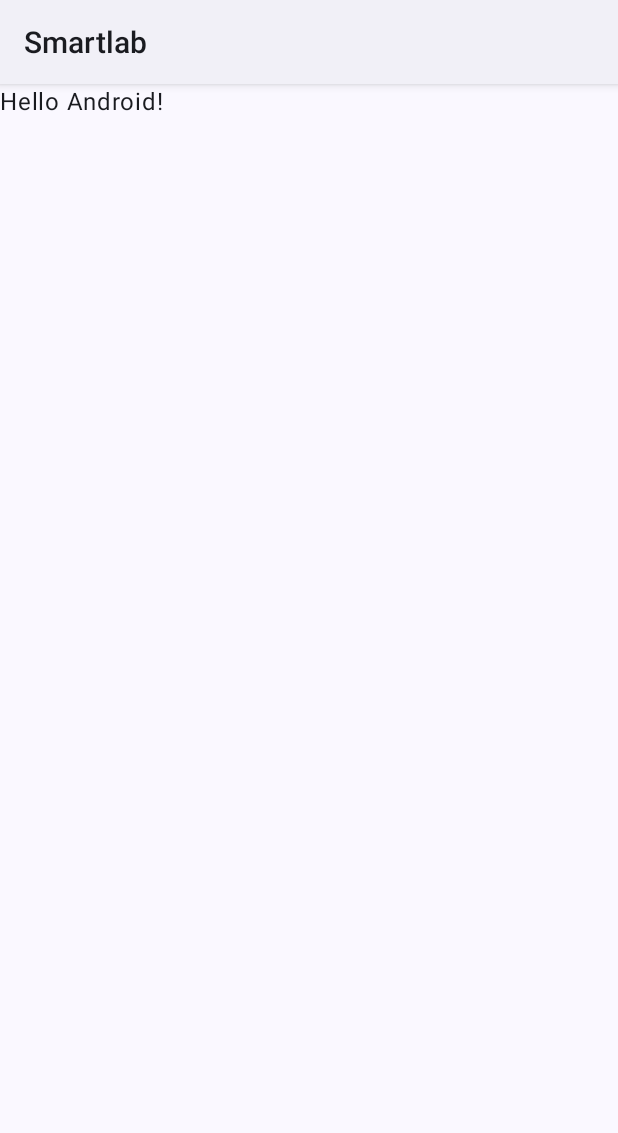
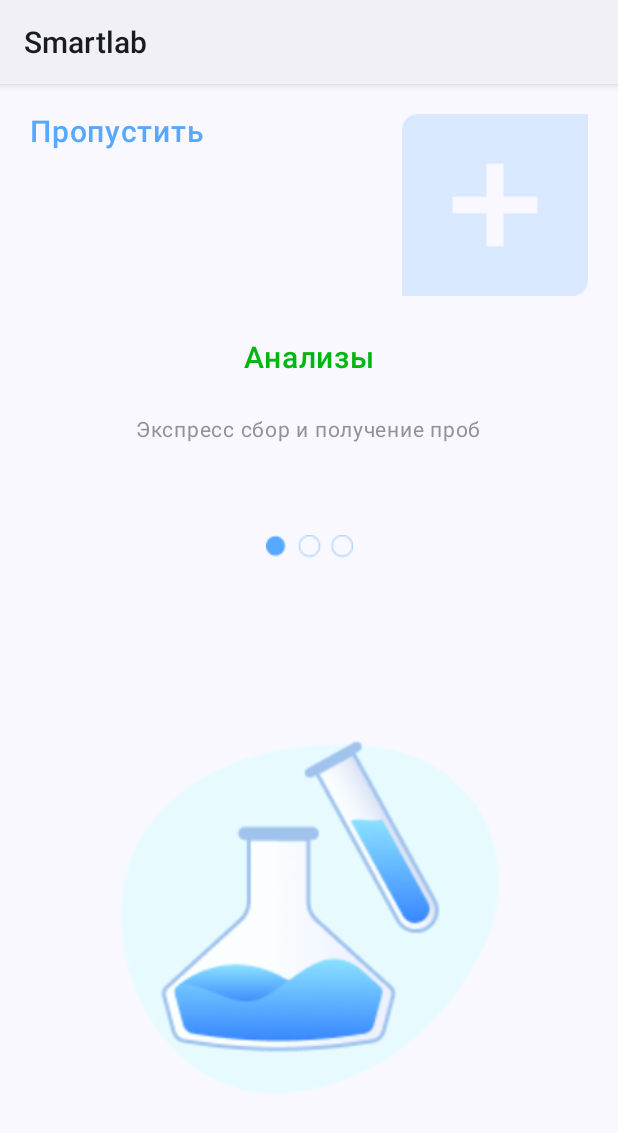
Before and after one commit to Mashka2004/Smartlab, an Android app built with Jetpack Compose: the screen it shows after launch (MainActivity), on a phone screen of 412 x 824 dp. Shown: the top 1133 px of the screen. Run offline under Robolectric (Android 15) with nearby library versions, the phone set to English and light mode, and no system bars.

Commit message:
Добавили OnBoard и добавили логику

```diff
--- a/app/src/main/java/com/example/smartlab/MainActivity.kt
+++ b/app/src/main/java/com/example/smartlab/MainActivity.kt
@@ -10,7 +10,10 @@ import androidx.compose.material3.Scaffold
 import androidx.compose.material3.Text
 import androidx.compose.runtime.Composable
 import androidx.compose.ui.Modifier
+import androidx.compose.ui.graphics.ImageBitmap
+import androidx.compose.ui.res.imageResource
 import androidx.compose.ui.tooling.preview.Preview
+import com.example.smartlab.layouts.OnBoard
 import com.example.smartlab.ui.theme.SmartlabTheme
 
 class MainActivity : ComponentActivity() {
@@ -21,28 +24,13 @@ class MainActivity : ComponentActivity() {
         setContent {
             SmartlabTheme {
                 Scaffold(modifier = Modifier.fillMaxSize()) { innerPadding ->
-                    Greeting(
-                        name = "Android",
-                        modifier = Modifier.padding(innerPadding)
-                    )
+                    OnBoard(buttonText="Пропустить", headerText = "Анализы"
+                        ,decriptionText="Экспресс сбор и получение проб",
+                        dotsImg = ImageBitmap.imageResource(R.drawable.group_1),
+                        ilustrasion= ImageBitmap.imageResource(R.drawable.illustration),
+                        modifier = Modifier.padding(innerPadding))
                 }
             }
         }
     }
 }
-
-@Composable
-fun Greeting(name: String, modifier: Modifier = Modifier) {
-    Text(
-        text = "Hello $name!",
-        modifier = modifier
-    )
-}
-
-@Preview(showBackground = true)
-@Composable
-fun GreetingPreview() {
-    SmartlabTheme {
-        Greeting("Android")
-    }
-}
--- a/app/src/main/java/com/example/smartlab/components/TextButton.kt
+++ b/app/src/main/java/com/example/smartlab/components/TextButton.kt
@@ -8,6 +8,7 @@ import androidx.compose.ui.Modifier
 import androidx.compose.ui.text.font.FontWeight
 import androidx.compose.ui.tooling.preview.Preview
 import androidx.compose.ui.unit.sp
+import com.example.smartlab.ui.theme.textButtonColor
 
 @Composable
 fun TextButton(modifier: Modifier = Modifier,text: String,onClick: () -> Unit = {}) {
@@ -15,7 +16,7 @@ fun TextButton(modifier: Modifier = Modifier,text: String,onClick: () -> Unit =
         text = text,
         modifier = modifier
             .clickable { onClick() },
-        color = MaterialTheme.colorScheme.primary,
+        color = textButtonColor,
         fontSize = 20.sp,
         fontWeight = FontWeight.SemiBold,
     )
--- /dev/null
+++ b/app/src/main/java/com/example/smartlab/layouts/OnBoard.kt
@@ -0,0 +1,61 @@
+package com.example.smartlab.layouts
+
+import androidx.compose.foundation.Image
+import androidx.compose.foundation.layout.Column
+import androidx.compose.foundation.layout.Row
+import androidx.compose.foundation.layout.Spacer
+import androidx.compose.foundation.layout.fillMaxSize
+import androidx.compose.foundation.layout.height
+import androidx.compose.foundation.layout.padding
+import androidx.compose.runtime.Composable
+import androidx.compose.ui.Alignment
+import androidx.compose.ui.Modifier
+import androidx.compose.ui.graphics.ImageBitmap
+import androidx.compose.ui.graphics.vector.ImageVector
+import androidx.compose.ui.res.imageResource
+import androidx.compose.ui.res.vectorResource
+import androidx.compose.ui.tooling.preview.Preview
+import androidx.compose.ui.unit.dp
+import com.example.smartlab.R
+import com.example.smartlab.components.OnBoardDescription
+import com.example.smartlab.components.OnBoardHeader
+import com.example.smartlab.components.TextButton
+
+
+@Composable
+fun OnBoard(modifier: Modifier = Modifier,buttonText:String,
+            headerText:String,
+            decriptionText:String,
+            dotsImg:ImageBitmap,
+            ilustrasion:ImageBitmap
+) {
+    Column(modifier = modifier.fillMaxSize().padding(20.dp)) {
+        Row {
+            TextButton(text = buttonText,
+                modifier = Modifier.weight(1f))
+            Spacer(modifier = Modifier.weight(1f))
+            Image(ImageBitmap.imageResource(R.drawable.shape__1_),
+                contentDescription = null,
+                modifier = Modifier.weight(1f))
+        }
+        Spacer(Modifier.height(29.dp))
+        OnBoardHeader(text = headerText, modifier = Modifier.align(Alignment.CenterHorizontally))
+        Spacer(Modifier.height(26.dp))
+        OnBoardDescription(text =decriptionText,
+            modifier = Modifier.align(Alignment.CenterHorizontally))
+        Spacer(Modifier.height(60.dp))
+        Image(dotsImg, contentDescription = null, modifier= Modifier.align(Alignment.CenterHorizontally))
+        Spacer(Modifier.height(106.dp))
+        Image(ilustrasion, contentDescription = null,
+            modifier= Modifier.align(Alignment.CenterHorizontally).fillMaxSize(0.8f))
+
+    }
+}
+@Preview
+@Composable
+private fun OnBoardView () {
+    OnBoard(buttonText="Пропустить", headerText = "Анализы"
+        ,decriptionText="Экспресс сбор и получение проб",
+        dotsImg = ImageBitmap.imageResource(R.drawable.group_1),
+        ilustrasion=ImageBitmap.imageResource(R.drawable.illustration))
+}
--- a/app/src/main/java/com/example/smartlab/ui/theme/Color.kt
+++ b/app/src/main/java/com/example/smartlab/ui/theme/Color.kt
@@ -10,7 +10,6 @@ val Pink80 = Color(0xFFEFB8C8)
 val Purple40 = Color(0xFF6650a4)
 val PurpleGrey40 = Color(0xFF625b71)
 val Pink40 = Color(0xFF7D5260)
-val ThemColor = Color(0xFF83A0F8)
-val TextButtonColor = Color(0xFF57A9FF)
-val OnBoardHeaderColor = Color(0xFF00B712)
-val OnBoardDescription = Color(0xFF939396)
+val textButtonColor = Color(0xFF57A9FF)
+val textHeaderColor = Color(0xFF00B712)
+val textDescription = Color(0xFF939396)
```
Also changed, not shown: app/src/main/java/com/example/smartlab/components/OnBoardDescription.kt (+2 -7 lines), app/src/main/java/com/example/smartlab/components/OnBoardHeader.kt (+2 -7 lines), app/src/main/res/drawable/illustration.xml (deleted, +0 -112 lines), app/src/main/res/drawable/illustration.png (added).
